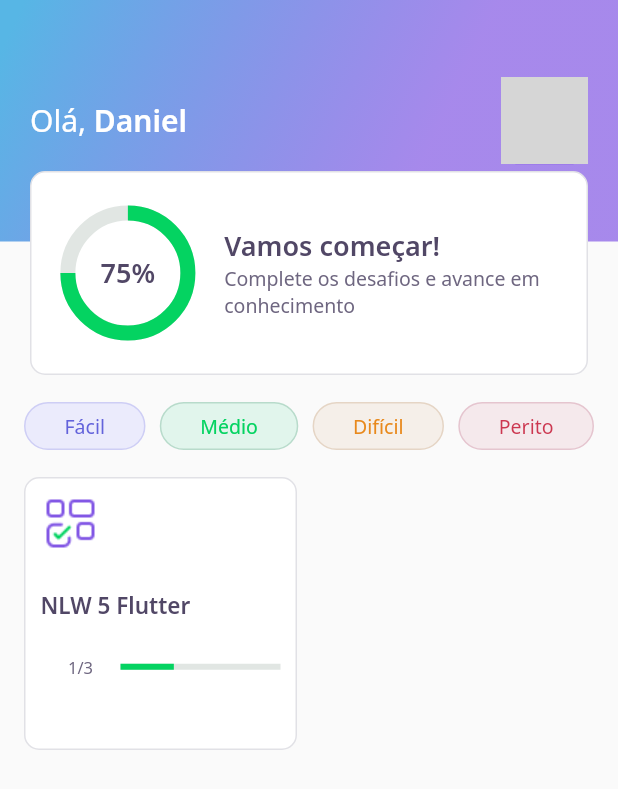
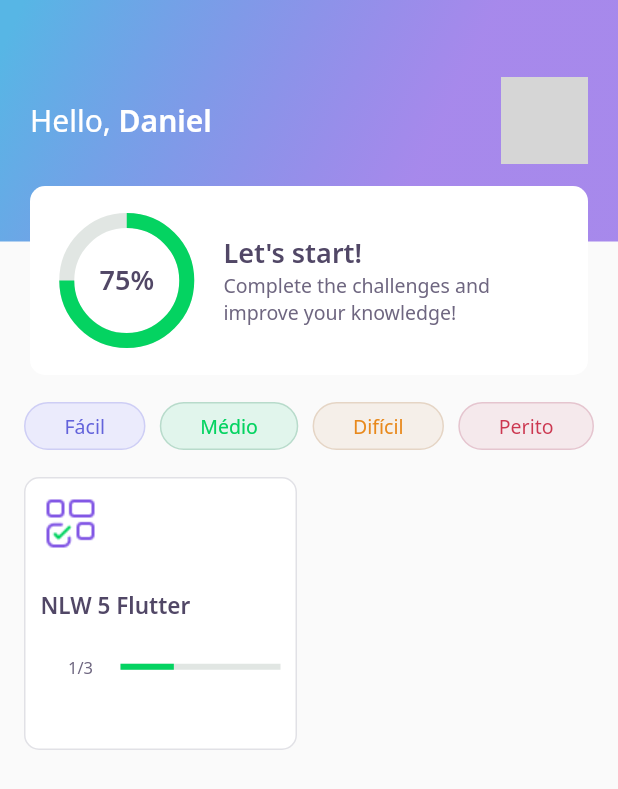
Before and after one commit to danielschmitz/devquiz, a Flutter app: the screen it shows after launch, on a phone screen of 412 x 824 dp. Shown: the top 789 px of the screen. Run offline on Flutter 3.47's test engine with Material 2 defaults, Android fonts, the phone set to English and light mode, and no system bars; our stand-ins replace google_fonts, share_plus; accounts and stored records are empty; network calls fail; grey boxes are pictures that could not be loaded.

```diff
--- a/lib/home/widgets/appbar/app_bar_widget.dart
+++ b/lib/home/widgets/appbar/app_bar_widget.dart
@@ -1,4 +1,3 @@
-import 'package:devquiz/core/app_config.dart';
 import 'package:devquiz/core/core.dart';
 import 'package:devquiz/home/widgets/scorecard/scorecard_widget.dart';
 import 'package:devquiz/shared/models/user_model.dart';
@@ -6,8 +5,9 @@ import 'package:flutter/material.dart';
 
 class AppBarWidget extends PreferredSize {
   final UserModel user;
-  AppBarWidget({required this.user})
-      : super(
+  AppBarWidget({
+    required this.user,
+  }) : super(
             preferredSize: Size.fromHeight(250),
             child: Container(
               height: 250,
@@ -21,10 +21,9 @@ class AppBarWidget extends PreferredSize {
                     child: Row(
                       mainAxisAlignment: MainAxisAlignment.spaceBetween,
                       children: [
-                        // Text("Olá, Daniel", style: AppTextStyles.title),
                         Text.rich(
                           TextSpan(
-                              text: "Olá, ",
+                              text: "Hello, ",
                               style: AppTextStyles.title,
                               children: [
                                 TextSpan(
@@ -36,16 +35,23 @@ class AppBarWidget extends PreferredSize {
                           height: 58,
                           width: 58,
                           decoration: BoxDecoration(
-                              borderRadius: BorderRadius.circular(10),
-                              border: Border.fromBorderSide(BorderSide(
-                                  color: AppColors.purple, width: 2)),
-                              image: DecorationImage(
-                                  image: NetworkImage(user.photoUrl))),
+                            borderRadius: BorderRadius.circular(10),
+                            image: DecorationImage(
+                              image: NetworkImage(
+                                user.photoUrl,
+                              ),
+                            ),
+                          ),
                         )
                       ],
                     ),
                   ),
-                  Align(alignment: Alignment(0, 1), child: ScoreCardWidget())
+                  Align(
+                    alignment: Alignment(0, 1),
+                    child: ScoreCardWidget(
+                      percentage: user.score / 100,
+                    ),
+                  )
                 ],
               ),
             ));
--- a/lib/home/widgets/chart/chart_widget.dart
+++ b/lib/home/widgets/chart/chart_widget.dart
@@ -2,15 +2,48 @@ import 'package:devquiz/core/app_colors.dart';
 import 'package:devquiz/core/app_text_styles.dart';
 import 'package:flutter/material.dart';
 
-class ChartWidget extends StatelessWidget {
-  const ChartWidget({Key? key}) : super(key: key);
+class ChartWidget extends StatefulWidget {
+  final double percentage;
+  const ChartWidget({
+    Key? key,
+    required this.percentage,
+  }) : super(key: key);
+
+  @override
+  _ChartWidgetState createState() => _ChartWidgetState();
+}
+
+class _ChartWidgetState extends State<ChartWidget>
+    with SingleTickerProviderStateMixin {
+  late AnimationController _controller;
+  late Animation<double> _animation;
+
+  void initAnimation() {
+    _controller = AnimationController(
+      vsync: this,
+      duration: Duration(milliseconds: 1500),
+    );
+    _animation = Tween<double>(
+      begin: 0.0,
+      end: widget.percentage,
+    ).animate(_controller);
+    _controller.forward();
+  }
+
+  @override
+  void initState() {
+    initAnimation();
+    super.initState();
+  }
 
   @override
   Widget build(BuildContext context) {
     return Container(
-        width: 80,
-        height: 80,
-        child: Stack(
+      width: 80,
+      height: 80,
+      child: AnimatedBuilder(
+        animation: _animation,
+        builder: (context, _) => Stack(
           children: [
             Center(
               child: Container(
@@ -18,14 +51,21 @@ class ChartWidget extends StatelessWidget {
                 width: 80,
                 child: CircularProgressIndicator(
                   strokeWidth: 10,
-                  value: .75,
+                  value: _animation.value,
                   backgroundColor: AppColors.chartSecondary,
-                  valueColor: AlwaysStoppedAnimation<Color>(AppColors.chartPrimary),
+                  valueColor:
+                      AlwaysStoppedAnimation<Color>(AppColors.chartPrimary),
                 ),
               ),
             ),
-            Center(child: Text("75%", style: AppTextStyles.heading))
+            Center(
+                child: Text(
+              "${(_animation.value * 100).toInt()}%",
+              style: AppTextStyles.heading,
+            ))
           ],
-        ));
+        ),
+      ),
+    );
   }
 }
--- a/lib/home/widgets/scorecard/scorecard_widget.dart
+++ b/lib/home/widgets/scorecard/scorecard_widget.dart
@@ -4,25 +4,33 @@ import 'package:devquiz/home/widgets/chart/chart_widget.dart';
 import 'package:flutter/material.dart';
 
 class ScoreCardWidget extends StatelessWidget {
-  const ScoreCardWidget({Key? key}) : super(key: key);
+  final double percentage;
+  const ScoreCardWidget({
+    Key? key,
+    required this.percentage,
+  }) : super(key: key);
 
   @override
   Widget build(BuildContext context) {
     return Padding(
-      padding: const EdgeInsets.only(left: 20, right: 20),
+      padding: const EdgeInsets.only(left: 20, right: 20, top: 20),
       child: Container(
-        height: 136,
+        height: 126,
         decoration: BoxDecoration(
-            color: AppColors.white,
-            borderRadius: BorderRadius.circular(10),
-            border: Border.all(color: AppColors.border, width: 1)
-            ),
+          color: AppColors.white,
+          borderRadius: BorderRadius.circular(10),
+        ),
         child: Padding(
           padding: const EdgeInsets.symmetric(horizontal: 24),
           child: Row(
             crossAxisAlignment: CrossAxisAlignment.center,
             children: [
-              Expanded(flex: 1, child: ChartWidget()),
+              Expanded(
+                flex: 1,
+                child: ChartWidget(
+                  percentage: percentage,
+                ),
+              ),
               Expanded(
                 flex: 3,
                 child: Padding(
@@ -32,11 +40,13 @@ class ScoreCardWidget extends StatelessWidget {
                     crossAxisAlignment: CrossAxisAlignment.start,
                     children: [
                       Text(
-                        "Vamos começar!",
+                        "Let's start!",
                         style: AppTextStyles.heading,
                       ),
-                      Text("Complete os desafios e avance em conhecimento",
-                          style: AppTextStyles.body)
+                      Text(
+                        "Complete the challenges and improve your knowledge!",
+                        style: AppTextStyles.body,
+                      )
                     ],
                   ),
                 ),
```
